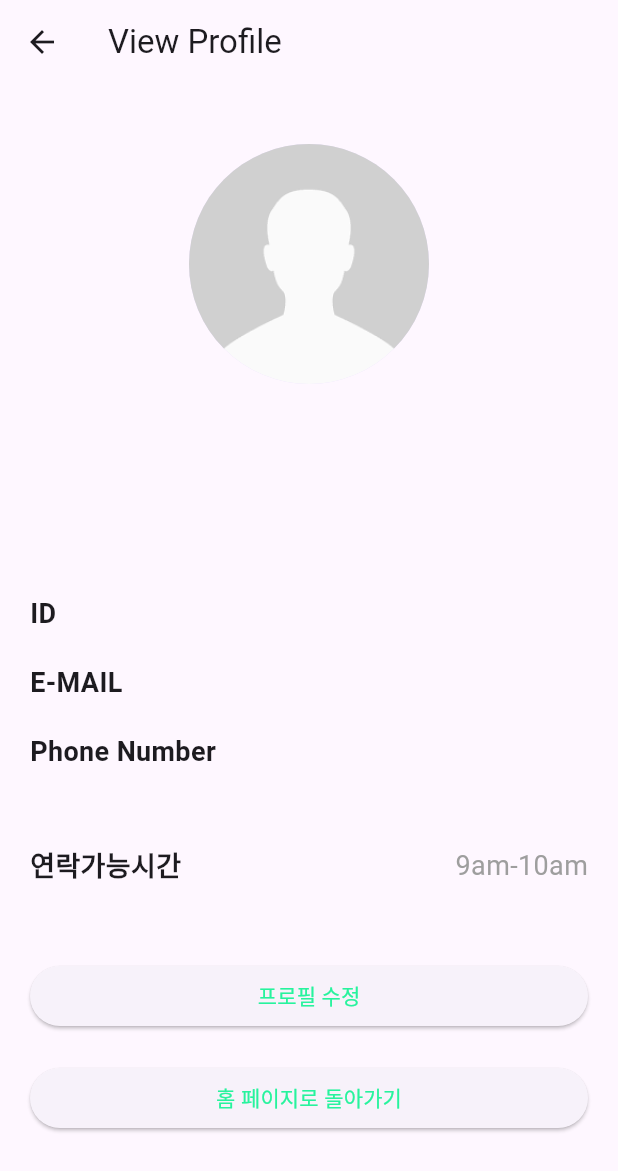
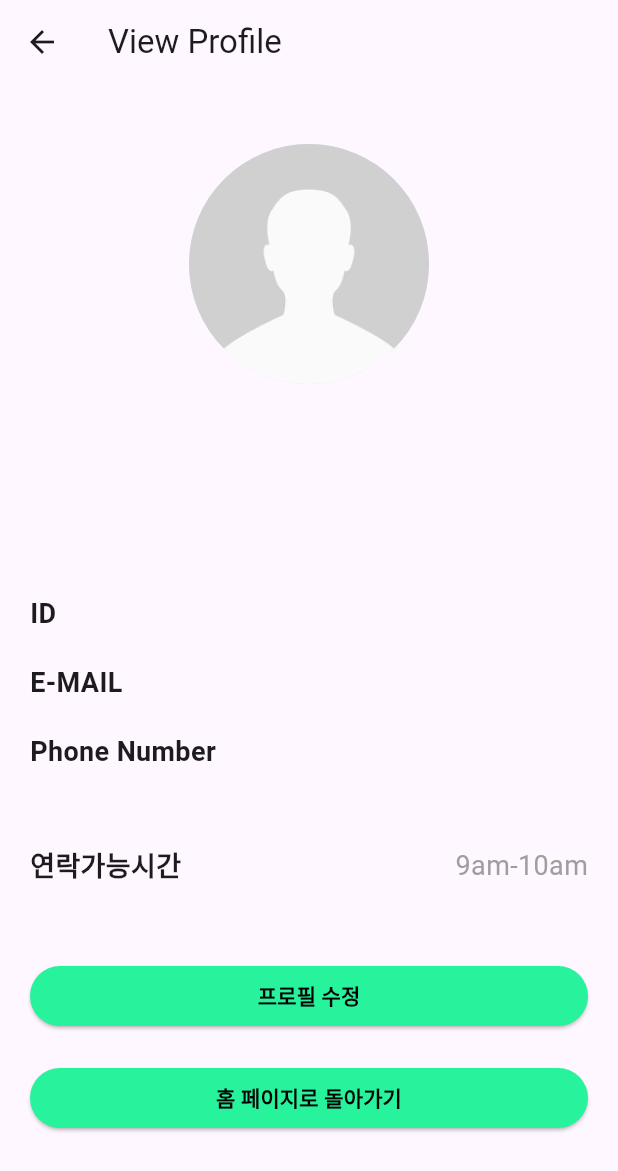
Before and after one commit to SinccIT/syncc_it, a Flutter app: the MyProfile screen opened directly with empty values, after a tap on "저장", on a phone screen of 412 x 824 dp. Shown: the top 1171 px of the screen. Run offline on Flutter 3.47's test engine with Material 3 defaults, Android fonts, the phone set to English and light mode, and no system bars; our stand-ins replace firebase_auth, firebase_core, image_picker, shared_preferences; accounts and stored records are empty.

Commit message:
[feat] profile 사진 설정/버튼 색상 변경

```diff
--- a/lib/home_page.dart
+++ b/lib/home_page.dart
@@ -1,4 +1,3 @@
-import 'dart:convert';
 import 'dart:io';
 
 import 'package:flutter/material.dart';
--- a/lib/profile.dart
+++ b/lib/profile.dart
@@ -120,18 +120,33 @@ class _MyProfileState extends State<MyProfile> {
             SizedBox(height: 50),
             ElevatedButton(
               onPressed: _saveAndNavigateToViewProfile,
+              style: ButtonStyle(
+                backgroundColor:
+                    MaterialStateProperty.all<Color>(Color(0xFF27F39D)),
+              ),
               child: Text(
                 '저장',
-                style: TextStyle(color: Color(0xFF27F39D)),
+                style: TextStyle(
+                  fontWeight: FontWeight.bold,
+                  color: Color(0xFF000000),
+                ),
               ),
             ),
+            SizedBox(height: 20),
             ElevatedButton(
               onPressed: _navigateToViewProfile,
+              style: ButtonStyle(
+                backgroundColor:
+                    MaterialStateProperty.all<Color>(Color(0xFF27F39D)),
+              ),
               child: Text(
                 '프로필 보기',
-                style: TextStyle(color: Color(0xFF27F39D)),
+                style: TextStyle(
+                  fontWeight: FontWeight.bold,
+                  color: Color(0xFF000000),
+                ),
               ),
-            )
+            ),
           ],
         ),
       ),
--- a/lib/view_profile.dart
+++ b/lib/view_profile.dart
@@ -79,20 +79,26 @@ class ViewProfile extends StatelessWidget {
             SizedBox(height: 50),
             ElevatedButton(
               onPressed: () async {
-                SharedPreferences prefs = await SharedPreferences
-                    .getInstance(); // SharedPreferences 인스턴스를 가져옵니다.
+                SharedPreferences prefs = await SharedPreferences.getInstance();
                 Navigator.push(
                   context,
                   MaterialPageRoute(
                     builder: (context) => MyProfile(
-                      prefs: prefs, // 가져온 SharedPreferences 인스턴스를 전달합니다.
+                      prefs: prefs,
                     ),
                   ),
                 );
               },
+              style: ButtonStyle(
+                backgroundColor: MaterialStateProperty.all<Color>(
+                    Color(0xFF27F39D)), // 버튼 배경색을 지정합니다.
+              ),
               child: Text(
                 '프로필 수정',
-                style: TextStyle(color: Color(0xFF27F39D)),
+                style: TextStyle(
+                  fontWeight: FontWeight.bold,
+                  color: Color(0xFF000000),
+                ),
               ),
             ),
             SizedBox(height: 20),
@@ -101,14 +107,21 @@ class ViewProfile extends StatelessWidget {
                 Navigator.pushAndRemoveUntil(
                   context,
                   MaterialPageRoute(
-                    builder: (context) => HomePage(), // MyHomePage 위젯을 사용합니다.
+                    builder: (context) => HomePage(),
                   ),
-                  (route) => false, // 모든 이전 라우트를 제거하기 위해 false를 반환합니다.
+                  (route) => false,
                 );
               },
+              style: ButtonStyle(
+                backgroundColor:
+                    MaterialStateProperty.all<Color>(Color(0xFF27F39D)),
+              ),
               child: Text(
                 '홈 페이지로 돌아가기',
-                style: TextStyle(color: Color(0xFF27F39D)),
+                style: TextStyle(
+                  fontWeight: FontWeight.bold,
+                  color: Color(0xFF000000),
+                ),
               ),
             ),
           ],
```
